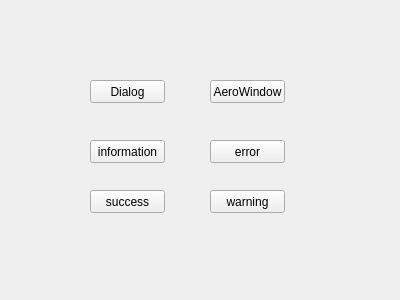
Before: the Qt Designer form libTest/MainWindow.ui in FlyWM/FramelessWindow-Qt, drawn with Qt 5.
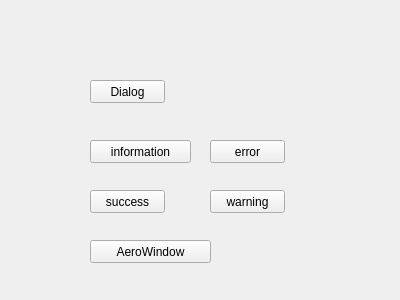
After: the same form once the commit is applied.

The edit to the form file:
```diff
--- a/libTest/MainWindow.ui
+++ b/libTest/MainWindow.ui
@@ -44,7 +44,7 @@
     <rect>
      <x>90</x>
      <y>140</y>
-     <width>75</width>
+     <width>101</width>
      <height>23</height>
     </rect>
    </property>
@@ -81,9 +81,9 @@
   <widget class="QPushButton" name="aeroBtn">
    <property name="geometry">
     <rect>
-     <x>210</x>
-     <y>80</y>
-     <width>75</width>
+     <x>90</x>
+     <y>240</y>
+     <width>121</width>
      <height>23</height>
     </rect>
    </property>
```
